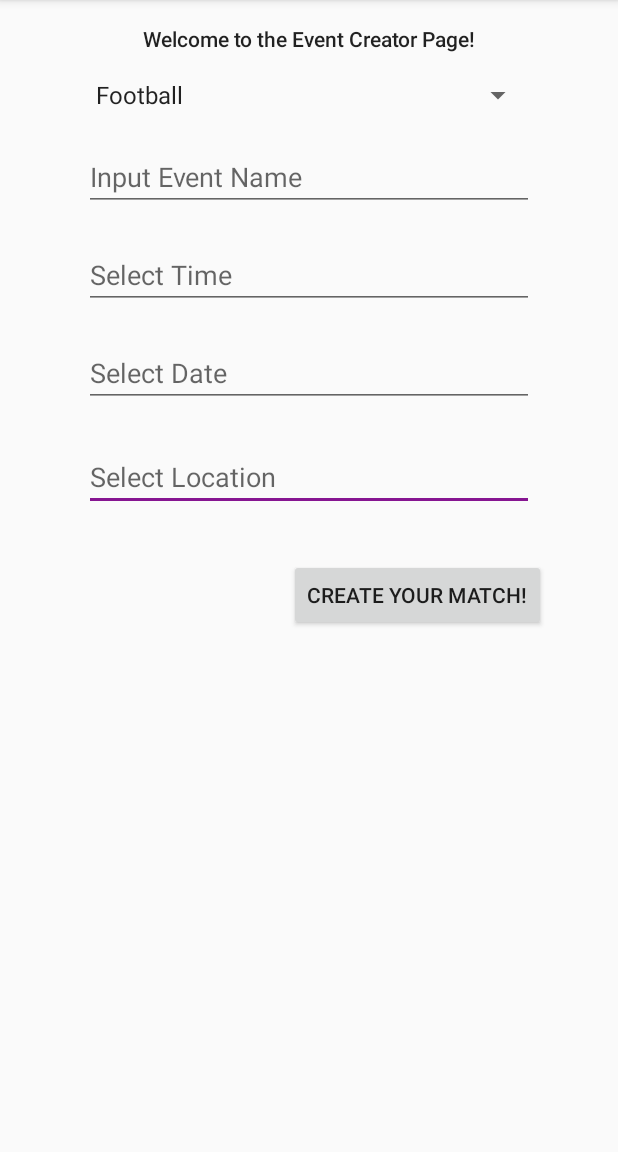
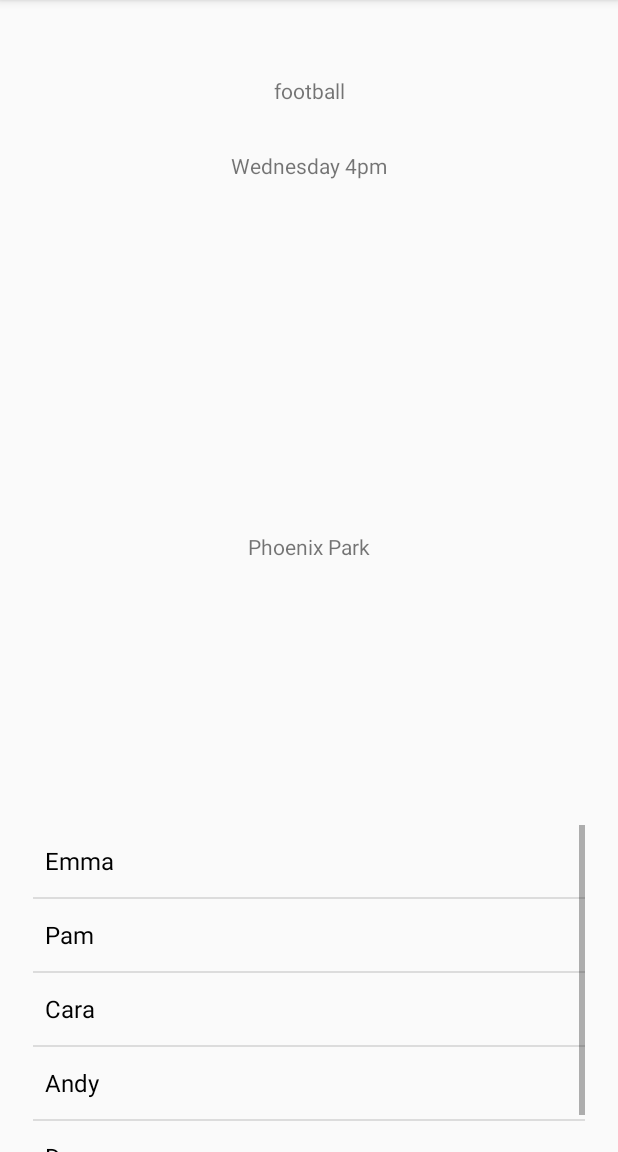
Before and after one commit to DavyShaw/Matchmaker, an Android app: the CreateEvent screen opened directly, with no data from a screen before it, after a tap on "CREATE YOUR MATCH!", on a phone screen of 412 x 824 dp, the part 84-1236 px from its top. Run offline under Robolectric (Android 15) with nearby library versions, the phone set to English and light mode, and no system bars; our stand-ins replace Firebase (no records; nobody signed in at launch, a user with empty details on screens opened directly).

Commit message:
linked Create Event and Match Details Activity, updated Match details referenced xml file to activity_match_details instead of activity_main

```diff
--- a/MatchMaker/app/src/main/java/com/matchmaker/matchmaker/CreateEvent.java
+++ b/MatchMaker/app/src/main/java/com/matchmaker/matchmaker/CreateEvent.java
@@ -11,6 +11,7 @@ CreateEvent
 
 import android.app.DatePickerDialog;
 import android.app.TimePickerDialog;
+import android.content.Intent;
 import android.support.v7.app.AppCompatActivity;
 import android.os.Bundle;
 import android.view.View;
@@ -31,9 +32,8 @@ import java.util.Calendar;
 
 public class CreateEvent extends AppCompatActivity {
     private int mYear, mMonth, mDay, mHour, mMinute;
-    private String userTimeChoice;
-    private String userDateChoice;
-    private String userActivityChoice;
+    private String userTimeChoice, userDateChoice;
+    private String eventName, eventLocation, eventTime, eventOrganiser, eventActivity, eventDate;
 
     myDbAdapter dbAdapter;
     private FirebaseAuth firebaseAuth;
@@ -62,7 +62,7 @@ public class CreateEvent extends AppCompatActivity {
 
         spinner.setOnItemSelectedListener(new AdapterView.OnItemSelectedListener() {
             public void onItemSelected(AdapterView<?> parent, View view, int pos, long id) {
-                userActivityChoice = parent.getItemAtPosition(pos).toString();
+                eventActivity = parent.getItemAtPosition(pos).toString();
             }
             public void onNothingSelected(AdapterView<?> parent) {
             }
@@ -111,32 +111,43 @@ public class CreateEvent extends AppCompatActivity {
 
     // Method to create the event
     public void createEvent(View view){
+        // onclick function for create event
+        // get the data from the activity
+        getEventData(view);
         //TODO: call this method when the match is created - then bring user to event screen
-        // Add this match to the database on firebase and to the local db
-        // Call the functions below to do this
         //Message.message(this, "Creating match...functionality under construction");
 
         // Check if it is a valid event by calling event down below
         addToUserDB(view); // call to update the local database
         Message.message(this, dbAdapter.getData());
         addEventToRemoteDB(view); // add event to firebase
+
+        // store data in array to pass to send with intent
+        String[] matchDetails = {eventName, eventDate, eventLocation, eventOrganiser, eventTime};
+
+        // redirect to event details page
+        Intent intent = new Intent(this, MatchDetailsActivity.class);
+        intent.putExtra("matchDetails", matchDetails);
+        startActivity(intent);
+    }
+
+    public void getEventData(View view) {
+        // get info for adding to the two databases
+
+        EditText event = (EditText) findViewById(R.id.eventName);
+        EditText time = (EditText) findViewById(R.id.time);
+        EditText date = (EditText) findViewById(R.id.date);
+        EditText location = (EditText) findViewById(R.id.location); // This may be changed to something else
+
+        eventName = event.getText().toString();
+        eventTime = time.getText().toString();
+        eventDate = date.getText().toString();
     }
 
     // Method to add match to user DB
     // Do checks to make sure the form fields are filled out correctly
     public void addToUserDB(View view){
-        // get info and add to database
-        // Add match name and date?
-        EditText event = (EditText) findViewById(R.id.eventName);
-        EditText time = (EditText) findViewById(R.id.time);
-        EditText date = (EditText) findViewById(R.id.date);
-        EditText location = (EditText) findViewById(R.id.location); // This may be changed to something else
-
-        String eventName = event.getText().toString();
-        String eventTime = time.getText().toString();
-        String eventDate = date.getText().toString();
-
-        // Create string out of these values
+        // get use details
         FirebaseUser user = firebaseAuth.getCurrentUser();
         String email  = user.getEmail(); // get the users' email to pass into updateEvents
         String oldEvent = dbAdapter.getEventData(email);
@@ -166,24 +177,12 @@ public class CreateEvent extends AppCompatActivity {
         // Get a reference for the "users" section
         DatabaseReference myRef = database.getReference("events");
 
-        // Get the data needed to create the object
-        // This is a bit repetitive of Emma's code - could refactor to make it more efficient if time
-        EditText event = (EditText) findViewById(R.id.eventName);
-        EditText time = (EditText) findViewById(R.id.time);
-        EditText date = (EditText) findViewById(R.id.date);
-        EditText location = (EditText) findViewById(R.id.location); // This may be changed to something else
-
-        String eventName = event.getText().toString();
-        String eventTime = time.getText().toString();
-        String eventDate = date.getText().toString();
-        // For the moment Location is a string not a gps coordinate
-        String eventLocation = location.getText().toString();
         // How to get the organiser? Current logged in user?
         FirebaseUser firebaseUser = firebaseAuth.getCurrentUser();
         String eventOrganiser = firebaseUser.getEmail().toString();
 
         // Create an Event object and push that to the database
         Event newEvent = new Event(eventDate, eventLocation, eventOrganiser, eventTime);
-        myRef.child(userActivityChoice.toLowerCase()).child(eventName).setValue(newEvent);
+        myRef.child(eventActivity.toLowerCase()).child(eventName).setValue(newEvent);
     }
 }
--- a/MatchMaker/app/src/main/java/com/matchmaker/matchmaker/MatchDetailsActivity.java
+++ b/MatchMaker/app/src/main/java/com/matchmaker/matchmaker/MatchDetailsActivity.java
@@ -10,7 +10,7 @@ public class MatchDetailsActivity extends AppCompatActivity  {
     @Override
     protected void onCreate(Bundle savedInstanceState) {
         super.onCreate(savedInstanceState);
-        setContentView(R.layout.activity_main);
+        setContentView(R.layout.activity_match_details);
 
         // MatchData should probably be passed as an intent from the previous screen?
         // Or maybe make an API call to the MatchMaker server here.
```
